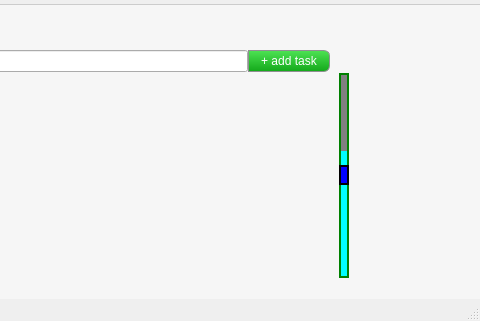
Old version of the form src/mainwindow.ui in the repository diegoponciano/Pomotimer; both pictures show x 181 to 661 and y 166 to 487 of the 661 by 487 pixel window.
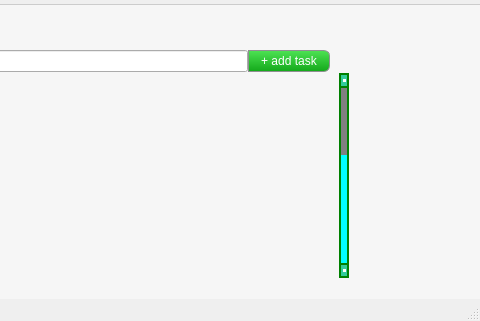
New version of the form.

Commit message: styling the scrollarea and scrollbar, not ideal but better

What changed in the file:
```diff
--- a/src/mainwindow.ui
+++ b/src/mainwindow.ui
@@ -321,39 +321,37 @@
      border: 2px solid green;
      background: cyan;
      width: 10px;
-     margin: 0px 0px 0 0px;
+     margin: 13px 0px 13px 0px;
  }
 
  QScrollBar::handle:vertical {
      background: gray;
-     min-height: 20px;
+     min-height: 16px;
  }
 
- QScrollBar::add-line:vertical {
-     background: blue;
-     height: 16px;
-     subcontrol-position: right;
+QScrollBar::add-line:vertical {
+    border: 2px solid green;
+	background: #32CC99;
+     height: 11px;
+     subcontrol-position: bottom;
      subcontrol-origin: margin;
-     border: 2px solid black;
  }
 
  QScrollBar::sub-line:vertical {
-     background: magenta;
-     height: 16px;
-     subcontrol-position: top right;
+     border: 2px solid green;
+     background: #32CC99;
+     height: 11px;
+     subcontrol-position: top;
      subcontrol-origin: margin;
-     border: 2px solid black;
-     position: absolute;
-     right: 20px;
  }
 
- QScrollBar:left-arrow:horizontal, QScrollBar::right-arrow:horizontal {
+ QScrollBar:up-arrow:vertical, QScrollBar::down-arrow:vertical {
      width: 3px;
      height: 3px;
-     background: pink;
+     background: white;
  }
 
- QScrollBar::add-page:horizontal, QScrollBar::sub-page:horizontal {
+ QScrollBar::add-page:vertical, QScrollBar::sub-page:vertical {
      background: none;
  }</string>
        </property>
@@ -369,13 +367,16 @@
           <x>0</x>
           <y>0</y>
           <width>389</width>
-          <height>538</height>
+          <height>535</height>
          </rect>
         </property>
         <property name="autoFillBackground">
          <bool>false</bool>
         </property>
         <layout class="QVBoxLayout" name="verticalLayout_2">
+         <property name="topMargin">
+          <number>6</number>
+         </property>
          <item>
           <widget class="QWidget" name="TaskListWidget" native="true">
            <property name="minimumSize">
```
